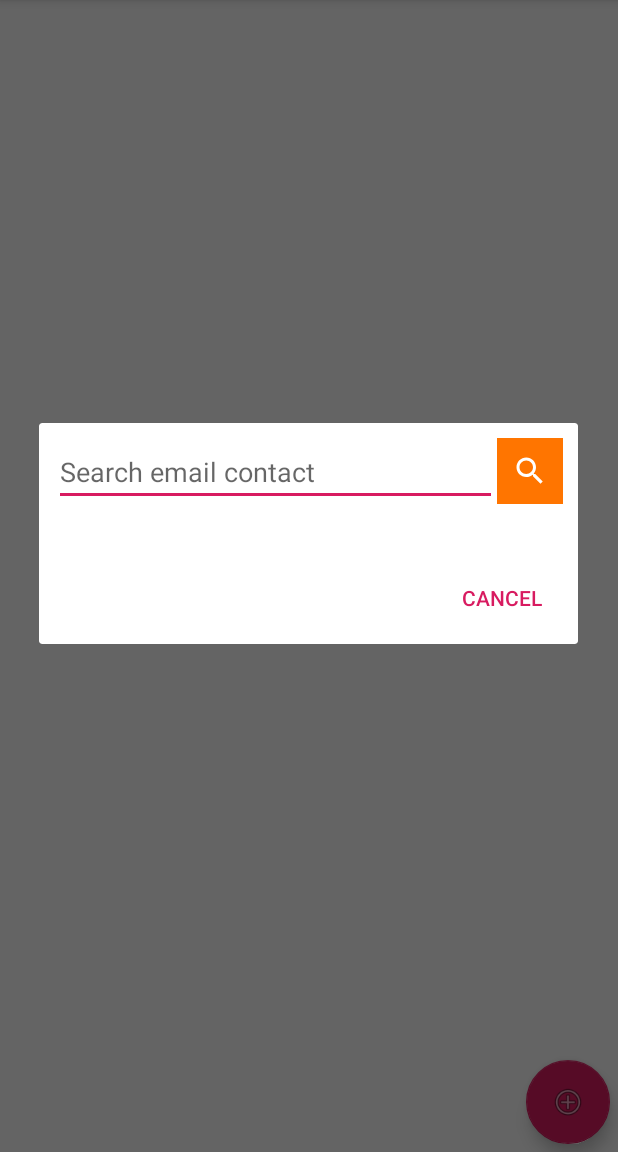
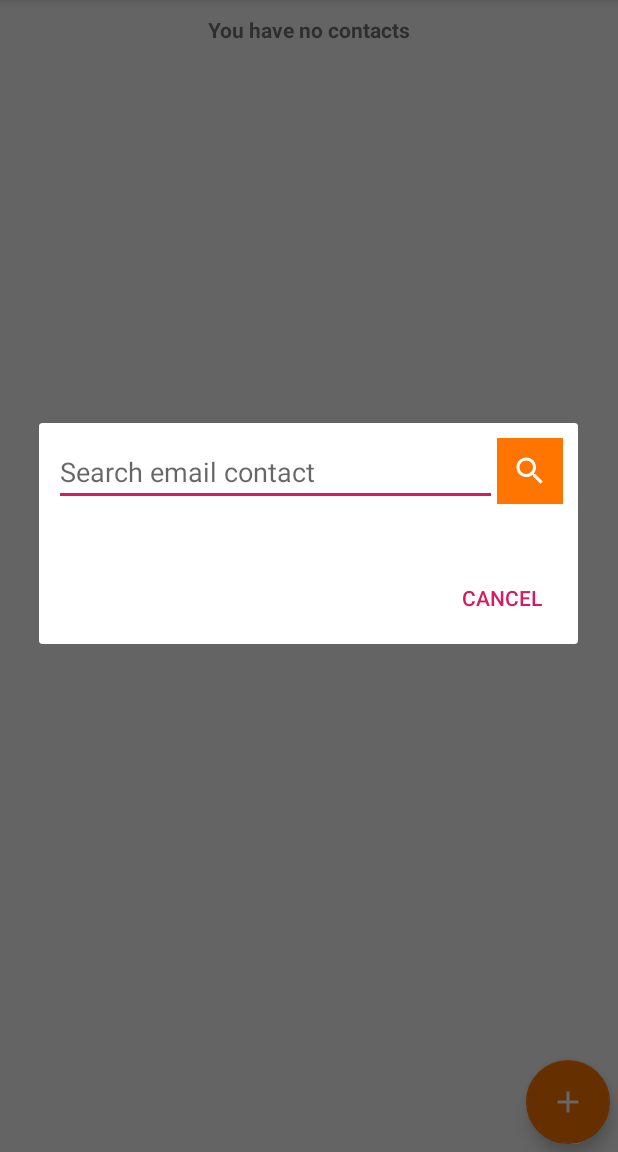
Before and after one commit to ngangavic/ChatApp, an Android app: the fragment ContactFragment shown on its own in the app's theme, after a tap on an icon or button, on a phone screen of 412 x 824 dp, the part 84-1236 px from its top. Run offline under Robolectric (Android 15) with nearby library versions, the phone set to English and light mode, and no system bars; our stand-ins replace Firebase (no records; nobody signed in at launch, a user with empty details on screens opened directly).

Commit message:
contacts UX improvement

```diff
--- a/app/src/main/java/com/ngangavictor/mychat/main/ui/main/contacts/ContactFragment.kt
+++ b/app/src/main/java/com/ngangavictor/mychat/main/ui/main/contacts/ContactFragment.kt
@@ -9,6 +9,8 @@ import android.view.View
 import android.view.ViewGroup
 import android.widget.EditText
 import android.widget.ImageButton
+import android.widget.ProgressBar
+import android.widget.TextView
 import androidx.fragment.app.Fragment
 import androidx.recyclerview.widget.LinearLayoutManager
 import androidx.recyclerview.widget.RecyclerView
@@ -24,11 +26,9 @@ import com.google.firebase.ktx.Firebase
 import com.ngangavictor.mychat.R
 import com.ngangavictor.mychat.adapter.ContactSearchAdapter
 import com.ngangavictor.mychat.adapter.ContactsAdapter
-import com.ngangavictor.mychat.adapter.DisplayMessagesAdapter
 import com.ngangavictor.mychat.listeners.SelectedContact
 import com.ngangavictor.mychat.models.Contact
 import com.ngangavictor.mychat.models.ContactSearch
-import com.ngangavictor.mychat.models.DisplayMessages
 
 class ContactFragment : Fragment(), SelectedContact {
 
@@ -40,6 +40,8 @@ class ContactFragment : Fragment(), SelectedContact {
     private lateinit var alertDialog: AlertDialog
     private lateinit var auth: FirebaseAuth
     private lateinit var database: DatabaseReference
+    private lateinit var textViewMessage: TextView
+    private lateinit var progressBarContact: ProgressBar
 
     override fun onCreateView(
         inflater: LayoutInflater, container: ViewGroup?,
@@ -48,6 +50,8 @@ class ContactFragment : Fragment(), SelectedContact {
         root = inflater.inflate(R.layout.fragment_contact, container, false)
         floatingActionButtonAdd = root.findViewById(R.id.floatingActionButtonAdd)
         recyclerViewContacts = root.findViewById(R.id.recyclerViewContacts)
+        textViewMessage = root.findViewById(R.id.textViewMessage)
+        progressBarContact = root.findViewById(R.id.progressBarContact)
 
         recyclerViewContacts.layoutManager = LinearLayoutManager(context)
         recyclerViewContacts.setHasFixedSize(true)
@@ -162,21 +166,28 @@ class ContactFragment : Fragment(), SelectedContact {
         val getContactsQuery =
             database.child("my-chat").child("contacts").child(auth.currentUser!!.uid)
 
-        getContactsQuery.addValueEventListener(object : ValueEventListener{
+        getContactsQuery.addValueEventListener(object : ValueEventListener {
             override fun onCancelled(error: DatabaseError) {
                 error.message
             }
 
             override fun onDataChange(snapshot: DataSnapshot) {
-               for (data in snapshot.children){
-                   val contact=Contact(data.value.toString())
-                   Log.e("CONTACT VALUE",data.value.toString())
-                   contactsList.add(contact)
-               }
-                contactsAdapter=ContactsAdapter(contactsList as ArrayList<Contact>)
-                contactsAdapter.notifyDataSetChanged()
-                recyclerViewContacts.adapter = contactsAdapter
-                recyclerViewContacts.visibility = View.VISIBLE
+                for (data in snapshot.children) {
+                    val contact = Contact(data.value.toString())
+                    Log.e("CONTACT VALUE", data.value.toString())
+                    contactsList.add(contact)
+                }
+                if (contactsList.size == 0) {
+                    progressBarContact.visibility=View.GONE
+                    textViewMessage.text = "You have no contacts"
+                    textViewMessage.visibility=View.VISIBLE
+                } else {
+                    contactsAdapter = ContactsAdapter(contactsList as ArrayList<Contact>)
+                    contactsAdapter.notifyDataSetChanged()
+                    recyclerViewContacts.adapter = contactsAdapter
+                    progressBarContact.visibility=View.GONE
+                    recyclerViewContacts.visibility = View.VISIBLE
+                }
             }
 
         })
--- /dev/null
+++ b/app/src/main/res/drawable/ic_add.xml
@@ -0,0 +1,5 @@
+<vector android:height="24dp" android:tint="#FFFFFF"
+    android:viewportHeight="24" android:viewportWidth="24"
+    android:width="24dp" xmlns:android="http://schemas.android.com/apk/res/android">
+    <path android:fillColor="@android:color/white" android:pathData="M19,13h-6v6h-2v-6H5v-2h6V5h2v6h6v2z"/>
+</vector>
--- a/app/src/main/res/layout/fragment_contact.xml
+++ b/app/src/main/res/layout/fragment_contact.xml
@@ -11,6 +11,7 @@
         android:layout_height="match_parent">
 
         <androidx.recyclerview.widget.RecyclerView
+            android:visibility="gone"
             android:layout_width="match_parent"
             android:layout_height="match_parent"
             android:id="@+id/recyclerViewContacts"
@@ -23,13 +24,38 @@
         <com.google.android.material.floatingactionbutton.FloatingActionButton
             android:id="@+id/floatingActionButtonAdd"
             android:layout_width="wrap_content"
+            app:backgroundTint="@color/colorOrange"
             android:layout_height="wrap_content"
             android:layout_marginEnd="5dp"
             android:layout_marginBottom="5dp"
             android:clickable="true"
-            android:src="@android:drawable/ic_menu_add"
+            android:src="@drawable/ic_add"
             app:layout_constraintBottom_toBottomOf="parent"
             app:layout_constraintEnd_toEndOf="parent" />
+
+        <ProgressBar
+            android:visibility="visible"
+            android:id="@+id/progressBarContact"
+            style="?android:attr/progressBarStyle"
+            android:layout_width="wrap_content"
+            android:layout_height="wrap_content"
+            app:layout_constraintBottom_toBottomOf="parent"
+            app:layout_constraintEnd_toEndOf="parent"
+            app:layout_constraintStart_toStartOf="parent"
+            app:layout_constraintTop_toTopOf="parent" />
+
+        <TextView
+            android:id="@+id/textViewMessage"
+            android:layout_width="match_parent"
+            android:layout_height="wrap_content"
+            android:padding="10dp"
+            android:text="TextView"
+            android:textStyle="bold"
+            android:visibility="gone"
+            android:textAlignment="center"
+            app:layout_constraintEnd_toEndOf="parent"
+            app:layout_constraintStart_toStartOf="parent"
+            app:layout_constraintTop_toTopOf="parent" />
 
     </androidx.constraintlayout.widget.ConstraintLayout>
 
--- a/app/src/main/res/layout/row_contact.xml
+++ b/app/src/main/res/layout/row_contact.xml
@@ -20,7 +20,7 @@
         android:layout_width="0dp"
         android:layout_height="wrap_content"
         android:layout_marginStart="5dp"
-        android:layout_marginTop="10dp"
+        android:layout_marginTop="25dp"
         android:text="TextView"
         app:layout_constraintEnd_toEndOf="parent"
         app:layout_constraintStart_toEndOf="@+id/imageViewProfile"
```
